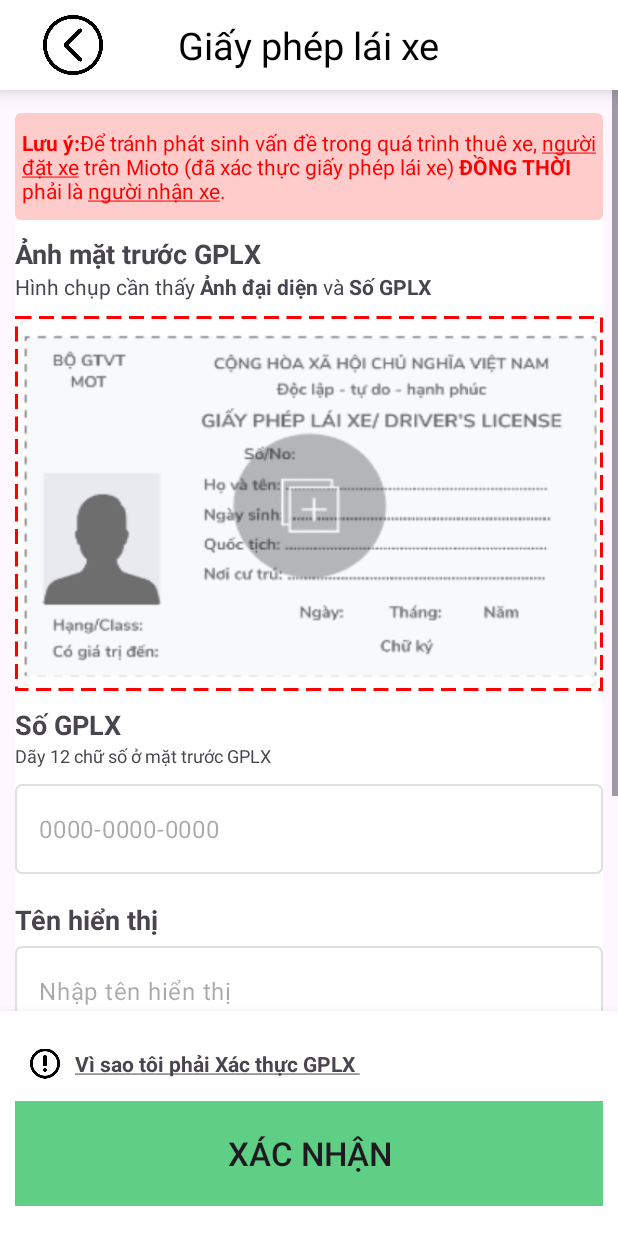
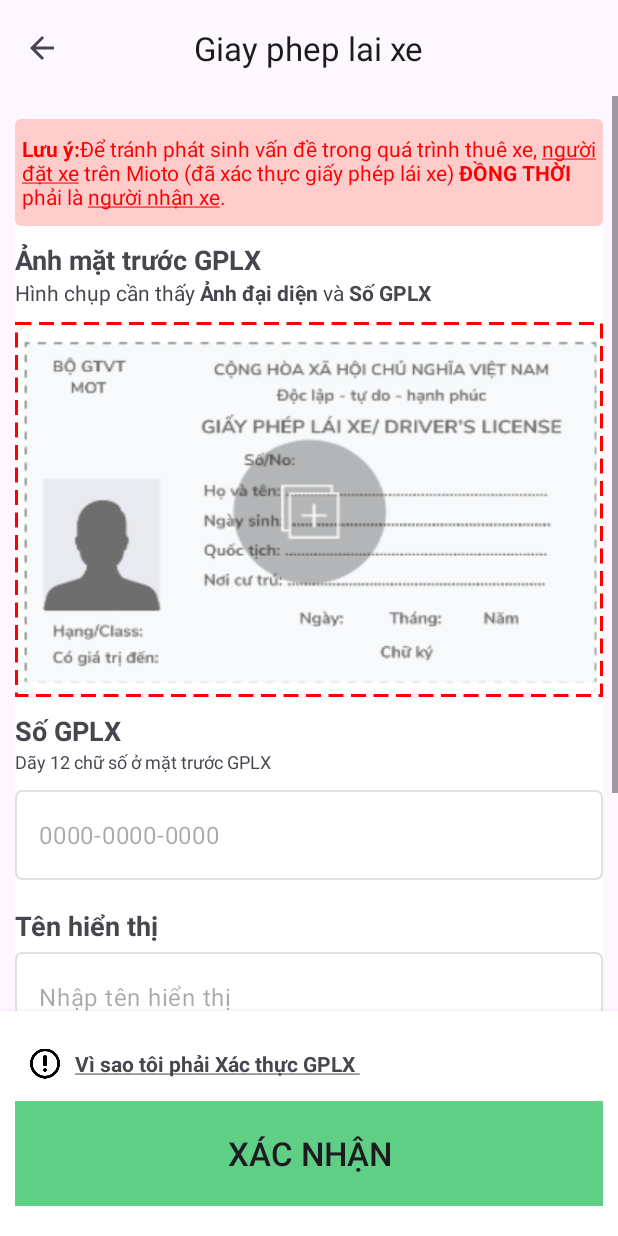
Before and after one commit to khang3999/Rentaka, an Android app: the DrivingLicenseActivity screen opened directly, with no data from a screen before it, on a phone screen of 412 x 824 dp. Run offline under Robolectric (Android 15) with nearby library versions, the phone set to English and light mode, and no system bars; our stand-ins replace Firebase (no records; nobody signed in at launch, a user with empty details on screens opened directly).

Commit message:
Fix navigation layout and activity

```diff
--- a/app/src/main/java/vn/edu/tdc/rentaka/activities/DrivingLicenseActivity.java
+++ b/app/src/main/java/vn/edu/tdc/rentaka/activities/DrivingLicenseActivity.java
@@ -87,12 +87,17 @@ public class DrivingLicenseActivity extends AppCompatActivity {
         // load du lieu vao man hinh user
         loadData();
         //Nut thoat
-        binding.leftImageView.setOnClickListener(new View.OnClickListener() {
+        //Button top back navigation -- Charcasbeos sua button back ve man hinh truoc -- start
+        setSupportActionBar(binding.topAppBar);
+        getSupportActionBar().setDisplayHomeAsUpEnabled(true);
+        binding.topAppBar.setNavigationOnClickListener(new View.OnClickListener() {
             @Override
             public void onClick(View v) {
                 finish();
             }
         });
+        //Button top back navigation -- Charcasbeos sua button back ve man hinh truoc -- end
+
         //Kiem tra du 12 chu so khong
         binding.editGPLX.addTextChangedListener(new TextWatcher() {
             @Override
--- a/app/src/main/res/layout/choose_location_layout.xml
+++ b/app/src/main/res/layout/choose_location_layout.xml
@@ -23,7 +23,6 @@
             android:id="@+id/topAppBar"
             android:layout_width="match_parent"
             android:layout_height="wrap_content"
-            app:navigationIcon="@drawable/back_return_24"
             app:title="Địa điểm "
             app:titleCentered="true"/>
     </com.google.android.material.appbar.AppBarLayout>
--- a/app/src/main/res/layout/driving_license_layout.xml
+++ b/app/src/main/res/layout/driving_license_layout.xml
@@ -1,47 +1,37 @@
 <?xml version="1.0" encoding="utf-8"?>
-<RelativeLayout
+<LinearLayout
     xmlns:android="http://schemas.android.com/apk/res/android"
     xmlns:app="http://schemas.android.com/apk/res-auto"
     xmlns:tools="http://schemas.android.com/tools"
     android:layout_width="match_parent"
     android:layout_height="match_parent"
-    android:id="@+id/my_account_main"
-    >
+    android:orientation="vertical">
 
+    <com.google.android.material.appbar.AppBarLayout
+        android:layout_width="match_parent"
+        android:layout_height="wrap_content"
+        android:layout_gravity="top"
+
+        app:layout_constraintBottom_toTopOf="@+id/guideline7"
+        app:layout_constraintEnd_toEndOf="parent"
+        app:layout_constraintStart_toStartOf="parent"
+        app:layout_constraintTop_toTopOf="parent">
+        <com.google.android.material.appbar.MaterialToolbar
+            android:id="@+id/topAppBar"
+            android:layout_width="match_parent"
+            android:layout_height="wrap_content"
+            app:title="Giay phep lai xe"
+            app:titleCentered="true"/>
+    </com.google.android.material.appbar.AppBarLayout>
     <RelativeLayout
-        android:id="@+id/topLayout"
+
         android:layout_width="match_parent"
-        android:layout_height="60dp"
-        android:background="@color/white"
-        android:elevation="8dp">
-
-        <TextView
-            android:id="@+id/titleTextView"
-            android:layout_width="wrap_content"
-            android:layout_height="wrap_content"
-            android:layout_centerHorizontal="true"
-            android:text="@string/gi_y_ph_p_l_i_xe"
-            android:textColor="@android:color/black"
-            android:textSize="25sp"
-            android:layout_centerVertical="true"/>
-
-        <ImageView
-            android:id="@+id/leftImageView"
-            android:layout_width="40dp"
-            android:layout_height="wrap_content"
-            android:layout_marginStart="10dp"
-            android:layout_marginEnd="50dp"
-            android:layout_toStartOf="@id/titleTextView"
-            android:src="@drawable/ic_left_arrow" />
-
-
-    </RelativeLayout>
-
+        android:layout_height="match_parent"
+        android:id="@+id/my_account_main">
         <ScrollView
             android:layout_width="match_parent"
             android:layout_height="match_parent"
             android:layout_above="@+id/bottomLayout"
-        android:layout_below="@id/topLayout"
             >
 
             <LinearLayout
@@ -280,3 +270,4 @@
 
         </RelativeLayout>
     </RelativeLayout>
+</LinearLayout>
```
Also changed, not shown: app/src/main/java/vn/edu/tdc/rentaka/activities/ChangeThePasswordActivity.java (+9 -1 lines), app/src/main/java/vn/edu/tdc/rentaka/activities/ChooseLocationActivity.java (+10 -0 lines), app/src/main/java/vn/edu/tdc/rentaka/activities/FavoriteCarActivity.java (+7 -2 lines), app/src/main/java/vn/edu/tdc/rentaka/activities/ForgotThePasswordActivity.java (+6 -1 lines), app/src/main/java/vn/edu/tdc/rentaka/activities/UserAddressActivity.java (+13 -0 lines), app/src/main/res/layout/card_car_item.xml (+15 -13 lines), app/src/main/res/layout/change_the_password_layout.xml (+15 -25 lines), app/src/main/res/layout/favorite_car_layout.xml (+14 -24 lines), app/src/main/res/layout/forgot_the_password_layout.xml (+14 -24 lines), app/src/main/res/layout/rental_detail_layout.xml (+7 -5 lines), app/src/main/res/layout/user_address_layout.xml (+13 -23 lines). Lines whose indentation alone changed are shown as unchanged.
